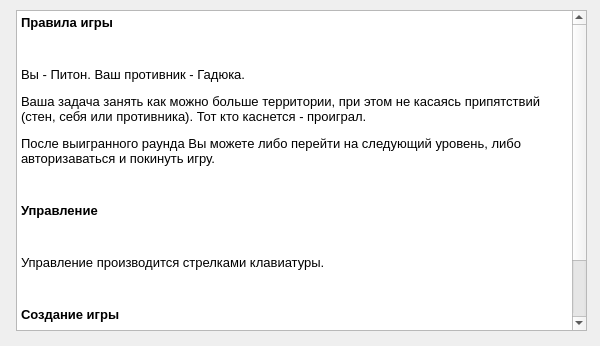
Qt form helpwind.ui (sunmantra/course-snakes) before a commit.
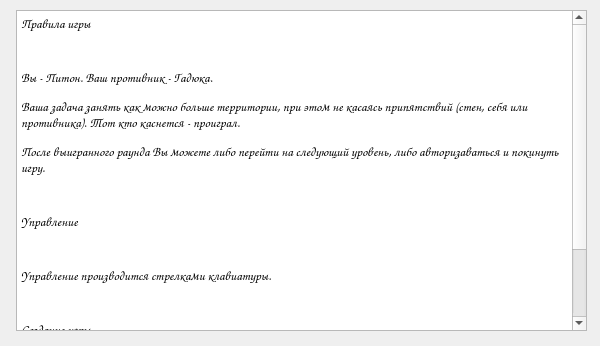
The same form after that commit.

Diff of the .ui file:
```diff
--- a/helpwind.ui
+++ b/helpwind.ui
@@ -22,25 +22,30 @@
      <height>321</height>
     </rect>
    </property>
+   <property name="font">
+    <font>
+     <family>Comic Sans MS</family>
+    </font>
+   </property>
    <property name="html">
     <string>&lt;!DOCTYPE HTML PUBLIC &quot;-//W3C//DTD HTML 4.0//EN&quot; &quot;http://www.w3.org/TR/REC-html40/strict.dtd&quot;&gt;
 &lt;html&gt;&lt;head&gt;&lt;meta name=&quot;qrichtext&quot; content=&quot;1&quot; /&gt;&lt;style type=&quot;text/css&quot;&gt;
 p, li { white-space: pre-wrap; }
-&lt;/style&gt;&lt;/head&gt;&lt;body style=&quot; font-family:'MS Shell Dlg 2'; font-size:7.8pt; font-weight:400; font-style:normal;&quot;&gt;
-&lt;p style=&quot; margin-top:0px; margin-bottom:0px; margin-left:0px; margin-right:0px; -qt-block-indent:0; text-indent:0px;&quot;&gt;&lt;span style=&quot; font-size:10pt; font-weight:600;&quot;&gt;Правила игры&lt;/span&gt;&lt;/p&gt;
-&lt;p style=&quot;-qt-paragraph-type:empty; margin-top:12px; margin-bottom:12px; margin-left:0px; margin-right:0px; -qt-block-indent:0; text-indent:0px;&quot;&gt;&lt;br /&gt;&lt;/p&gt;
-&lt;p style=&quot; margin-top:12px; margin-bottom:12px; margin-left:0px; margin-right:0px; -qt-block-indent:0; text-indent:0px;&quot;&gt;&lt;span style=&quot; font-size:10pt;&quot;&gt;Вы - Питон. Ваш противник - Гадюка. &lt;/span&gt;&lt;/p&gt;
-&lt;p style=&quot; margin-top:12px; margin-bottom:12px; margin-left:0px; margin-right:0px; -qt-block-indent:0; text-indent:0px;&quot;&gt;&lt;span style=&quot; font-size:10pt;&quot;&gt;Ваша задача занять как можно больше территории, при этом не касаясь припятствий (стен, себя или противника). Тот кто каснется - проиграл.&lt;/span&gt;&lt;/p&gt;
-&lt;p style=&quot; margin-top:12px; margin-bottom:12px; margin-left:0px; margin-right:0px; -qt-block-indent:0; text-indent:0px;&quot;&gt;&lt;span style=&quot; font-size:10pt;&quot;&gt;После выигранного раунда Вы можете либо перейти на следующий уровень, либо авторизаваться и покинуть игру.&lt;/span&gt;&lt;/p&gt;
-&lt;p style=&quot;-qt-paragraph-type:empty; margin-top:12px; margin-bottom:12px; margin-left:0px; margin-right:0px; -qt-block-indent:0; text-indent:0px;&quot;&gt;&lt;br /&gt;&lt;/p&gt;
-&lt;p style=&quot; margin-top:12px; margin-bottom:12px; margin-left:0px; margin-right:0px; -qt-block-indent:0; text-indent:0px;&quot;&gt;&lt;span style=&quot; font-size:10pt; font-weight:600;&quot;&gt;Управление&lt;/span&gt;&lt;/p&gt;
-&lt;p style=&quot;-qt-paragraph-type:empty; margin-top:12px; margin-bottom:12px; margin-left:0px; margin-right:0px; -qt-block-indent:0; text-indent:0px;&quot;&gt;&lt;br /&gt;&lt;/p&gt;
-&lt;p style=&quot; margin-top:12px; margin-bottom:12px; margin-left:0px; margin-right:0px; -qt-block-indent:0; text-indent:0px;&quot;&gt;&lt;span style=&quot; font-size:10pt;&quot;&gt;Управление производится стрелками клавиатуры.&lt;/span&gt;&lt;/p&gt;
-&lt;p style=&quot;-qt-paragraph-type:empty; margin-top:12px; margin-bottom:12px; margin-left:0px; margin-right:0px; -qt-block-indent:0; text-indent:0px;&quot;&gt;&lt;br /&gt;&lt;/p&gt;
-&lt;p style=&quot; margin-top:12px; margin-bottom:12px; margin-left:0px; margin-right:0px; -qt-block-indent:0; text-indent:0px;&quot;&gt;&lt;span style=&quot; font-size:10pt; font-weight:600;&quot;&gt;Создание игры&lt;/span&gt;&lt;/p&gt;
-&lt;p style=&quot;-qt-paragraph-type:empty; margin-top:12px; margin-bottom:12px; margin-left:0px; margin-right:0px; -qt-block-indent:0; text-indent:0px;&quot;&gt;&lt;br /&gt;&lt;/p&gt;
-&lt;p style=&quot; margin-top:12px; margin-bottom:12px; margin-left:0px; margin-right:0px; -qt-block-indent:0; text-indent:0px;&quot;&gt;&lt;span style=&quot; font-size:10pt;&quot;&gt;Автор - Черных Дарья &lt;/span&gt;&lt;/p&gt;
-&lt;p style=&quot; margin-top:12px; margin-bottom:12px; margin-left:0px; margin-right:0px; -qt-block-indent:0; text-indent:0px;&quot;&gt;&lt;span style=&quot; font-size:10pt;&quot;&gt;По заказу Сибирского Федерального Университета в качестве курсового проекта.&lt;/span&gt;&lt;/p&gt;&lt;/body&gt;&lt;/html&gt;</string>
+&lt;/style&gt;&lt;/head&gt;&lt;body style=&quot; font-family:'Comic Sans MS'; font-size:7.8pt; font-weight:400; font-style:normal;&quot;&gt;
+&lt;p style=&quot; margin-top:0px; margin-bottom:0px; margin-left:0px; margin-right:0px; -qt-block-indent:0; text-indent:0px;&quot;&gt;&lt;span style=&quot; font-family:'MS Shell Dlg 2'; font-size:10pt; font-weight:600;&quot;&gt;Правила игры&lt;/span&gt;&lt;/p&gt;
+&lt;p style=&quot;-qt-paragraph-type:empty; margin-top:12px; margin-bottom:12px; margin-left:0px; margin-right:0px; -qt-block-indent:0; text-indent:0px; font-family:'MS Shell Dlg 2';&quot;&gt;&lt;br /&gt;&lt;/p&gt;
+&lt;p style=&quot; margin-top:12px; margin-bottom:12px; margin-left:0px; margin-right:0px; -qt-block-indent:0; text-indent:0px;&quot;&gt;&lt;span style=&quot; font-family:'MS Shell Dlg 2'; font-size:10pt;&quot;&gt;Вы - Питон. Ваш противник - Гадюка. &lt;/span&gt;&lt;/p&gt;
+&lt;p style=&quot; margin-top:12px; margin-bottom:12px; margin-left:0px; margin-right:0px; -qt-block-indent:0; text-indent:0px;&quot;&gt;&lt;span style=&quot; font-family:'MS Shell Dlg 2'; font-size:10pt;&quot;&gt;Ваша задача занять как можно больше территории, при этом не касаясь припятствий (стен, себя или противника). Тот кто каснется - проиграл.&lt;/span&gt;&lt;/p&gt;
+&lt;p style=&quot; margin-top:12px; margin-bottom:12px; margin-left:0px; margin-right:0px; -qt-block-indent:0; text-indent:0px;&quot;&gt;&lt;span style=&quot; font-family:'MS Shell Dlg 2'; font-size:10pt;&quot;&gt;После выигранного раунда Вы можете либо перейти на следующий уровень, либо авторизаваться и покинуть игру.&lt;/span&gt;&lt;/p&gt;
+&lt;p style=&quot;-qt-paragraph-type:empty; margin-top:12px; margin-bottom:12px; margin-left:0px; margin-right:0px; -qt-block-indent:0; text-indent:0px; font-family:'MS Shell Dlg 2';&quot;&gt;&lt;br /&gt;&lt;/p&gt;
+&lt;p style=&quot; margin-top:12px; margin-bottom:12px; margin-left:0px; margin-right:0px; -qt-block-indent:0; text-indent:0px;&quot;&gt;&lt;span style=&quot; font-family:'MS Shell Dlg 2'; font-size:10pt; font-weight:600;&quot;&gt;Управление&lt;/span&gt;&lt;/p&gt;
+&lt;p style=&quot;-qt-paragraph-type:empty; margin-top:12px; margin-bottom:12px; margin-left:0px; margin-right:0px; -qt-block-indent:0; text-indent:0px; font-family:'MS Shell Dlg 2';&quot;&gt;&lt;br /&gt;&lt;/p&gt;
+&lt;p style=&quot; margin-top:12px; margin-bottom:12px; margin-left:0px; margin-right:0px; -qt-block-indent:0; text-indent:0px;&quot;&gt;&lt;span style=&quot; font-family:'MS Shell Dlg 2'; font-size:10pt;&quot;&gt;Управление производится стрелками клавиатуры.&lt;/span&gt;&lt;/p&gt;
+&lt;p style=&quot;-qt-paragraph-type:empty; margin-top:12px; margin-bottom:12px; margin-left:0px; margin-right:0px; -qt-block-indent:0; text-indent:0px; font-family:'MS Shell Dlg 2';&quot;&gt;&lt;br /&gt;&lt;/p&gt;
+&lt;p style=&quot; margin-top:12px; margin-bottom:12px; margin-left:0px; margin-right:0px; -qt-block-indent:0; text-indent:0px;&quot;&gt;&lt;span style=&quot; font-family:'MS Shell Dlg 2'; font-size:10pt; font-weight:600;&quot;&gt;Создание игры&lt;/span&gt;&lt;/p&gt;
+&lt;p style=&quot;-qt-paragraph-type:empty; margin-top:12px; margin-bottom:12px; margin-left:0px; margin-right:0px; -qt-block-indent:0; text-indent:0px; font-family:'MS Shell Dlg 2';&quot;&gt;&lt;br /&gt;&lt;/p&gt;
+&lt;p style=&quot; margin-top:12px; margin-bottom:12px; margin-left:0px; margin-right:0px; -qt-block-indent:0; text-indent:0px;&quot;&gt;&lt;span style=&quot; font-family:'MS Shell Dlg 2'; font-size:10pt;&quot;&gt;Автор - Черных Дарья &lt;/span&gt;&lt;/p&gt;
+&lt;p style=&quot; margin-top:12px; margin-bottom:12px; margin-left:0px; margin-right:0px; -qt-block-indent:0; text-indent:0px;&quot;&gt;&lt;span style=&quot; font-family:'MS Shell Dlg 2'; font-size:10pt;&quot;&gt;По заказу Сибирского Федерального Университета в качестве курсового проекта.&lt;/span&gt;&lt;/p&gt;&lt;/body&gt;&lt;/html&gt;</string>
    </property>
   </widget>
  </widget>
```
